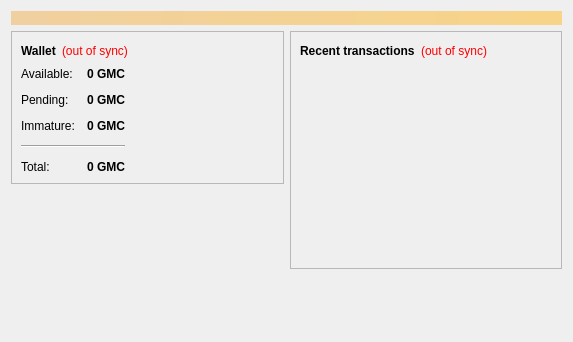
gamers-coin/gamecredits, file src/qt/forms/overviewpage.ui: the form before one commit.
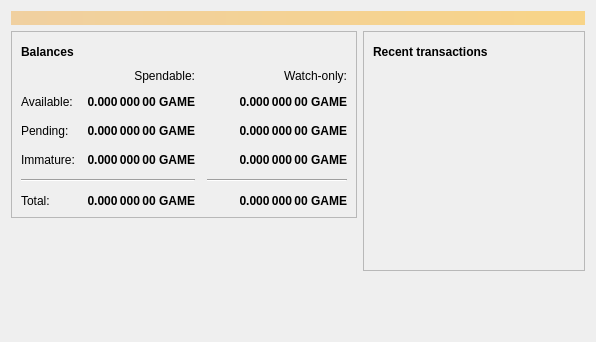
The form after the commit. Icons and pictures are not drawn.

Diff of the .ui file:
```diff
--- a/src/qt/forms/overviewpage.ui
+++ b/src/qt/forms/overviewpage.ui
@@ -6,7 +6,7 @@
    <rect>
     <x>0</x>
     <y>0</y>
-    <width>573</width>
+    <width>596</width>
     <height>342</height>
    </rect>
   </property>
@@ -54,28 +54,45 @@
                </font>
               </property>
               <property name="text">
-               <string>Wallet</string>
+               <string>Balances</string>
               </property>
              </widget>
             </item>
             <item>
-             <widget class="QLabel" name="labelWalletStatus">
+             <widget class="QPushButton" name="labelWalletStatus">
+              <property name="enabled">
+               <bool>false</bool>
+              </property>
+              <property name="maximumSize">
+               <size>
+                <width>30</width>
+                <height>16777215</height>
+               </size>
+              </property>
               <property name="toolTip">
                <string>The displayed information may be out of date. Your wallet automatically synchronizes with the GameCredits network after a connection is established, but this process has not completed yet.</string>
               </property>
-              <property name="styleSheet">
-               <string notr="true">QLabel { color: red; }</string>
-              </property>
               <property name="text">
-               <string notr="true">(out of sync)</string>
+               <string/>
               </property>
-              <property name="alignment">
-               <set>Qt::AlignLeading|Qt::AlignLeft|Qt::AlignVCenter</set>
+              <property name="icon">
+               <iconset resource="../bitcoin.qrc">
+                <normaloff>:/icons/warning</normaloff>
+                <disabledoff>:/icons/warning</disabledoff>:/icons/warning</iconset>
+              </property>
+              <property name="iconSize">
+               <size>
+                <width>24</width>
+                <height>24</height>
+               </size>
+              </property>
+              <property name="flat">
+               <bool>true</bool>
               </property>
              </widget>
             </item>
             <item>
-             <spacer name="horizontalSpacer_2">
+             <spacer name="horizontalSpacer_3">
               <property name="orientation">
                <enum>Qt::Horizontal</enum>
               </property>
@@ -90,27 +107,12 @@
            </layout>
           </item>
           <item>
-          <layout class="QHBoxLayout" name="horizontalLayout_3">
-           <item>
-           <layout class="QFormLayout" name="formLayout_2">
-            <property name="fieldGrowthPolicy">
-             <enum>QFormLayout::AllNonFixedFieldsGrow</enum>
-            </property>
-            <property name="horizontalSpacing">
+           <layout class="QGridLayout" name="gridLayout">
+            <property name="spacing">
              <number>12</number>
             </property>
-            <property name="verticalSpacing">
-             <number>12</number>
-            </property>
-            <item row="0" column="0">
-             <widget class="QLabel" name="label">
-              <property name="text">
-               <string>Available:</string>
-              </property>
-             </widget>
-            </item>
-            <item row="0" column="1">
-             <widget class="QLabel" name="labelBalance">
+            <item row="2" column="2">
+             <widget class="QLabel" name="labelWatchPending">
               <property name="font">
                <font>
                 <weight>75</weight>
@@ -124,7 +126,7 @@
                <string>Your current spendable balance</string>
               </property>
               <property name="text">
-               <string notr="true">0 GMC</string>
+               <string notr="true">0.000 000 00 GAME</string>
               </property>
               <property name="alignment">
                <set>Qt::AlignRight|Qt::AlignTrailing|Qt::AlignVCenter</set>
@@ -134,14 +136,7 @@
               </property>
              </widget>
             </item>
-            <item row="1" column="0">
-             <widget class="QLabel" name="label_3">
-              <property name="text">
-               <string>Pending:</string>
-              </property>
-             </widget>
-            </item>
-            <item row="1" column="1">
+            <item row="2" column="1">
              <widget class="QLabel" name="labelUnconfirmed">
               <property name="font">
                <font>
@@ -156,7 +151,7 @@
                <string>Total of transactions that have yet to be confirmed, and do not yet count toward the spendable balance</string>
               </property>
               <property name="text">
-               <string notr="true">0 GMC</string>
+               <string notr="true">0.000 000 00 GAME</string>
               </property>
               <property name="alignment">
                <set>Qt::AlignRight|Qt::AlignTrailing|Qt::AlignVCenter</set>
@@ -166,15 +161,8 @@
               </property>
              </widget>
             </item>
-            <item row="2" column="0">
-             <widget class="QLabel" name="labelImmatureText">
-              <property name="text">
-               <string>Immature:</string>
-              </property>
-             </widget>
-            </item>
-            <item row="2" column="1">
-             <widget class="QLabel" name="labelImmature">
+            <item row="3" column="2">
+             <widget class="QLabel" name="labelWatchImmature">
               <property name="font">
                <font>
                 <weight>75</weight>
@@ -185,7 +173,7 @@
                <string>Mined balance that has not yet matured</string>
               </property>
               <property name="text">
-               <string notr="true">0 GMC</string>
+               <string notr="true">0.000 000 00 GAME</string>
               </property>
               <property name="alignment">
                <set>Qt::AlignRight|Qt::AlignTrailing|Qt::AlignVCenter</set>
@@ -195,14 +183,85 @@
               </property>
              </widget>
             </item>
-            <item row="4" column="0">
+            <item row="4" column="0" colspan="2">
+             <widget class="Line" name="line">
+              <property name="orientation">
+               <enum>Qt::Horizontal</enum>
+              </property>
+             </widget>
+            </item>
+            <item row="4" column="2">
+             <widget class="Line" name="lineWatchBalance">
+              <property name="sizePolicy">
+               <sizepolicy hsizetype="Preferred" vsizetype="Fixed">
+                <horstretch>0</horstretch>
+                <verstretch>0</verstretch>
+               </sizepolicy>
+              </property>
+              <property name="minimumSize">
+               <size>
+                <width>140</width>
+                <height>0</height>
+               </size>
+              </property>
+              <property name="orientation">
+               <enum>Qt::Horizontal</enum>
+              </property>
+             </widget>
+            </item>
+            <item row="5" column="0">
              <widget class="QLabel" name="labelTotalText">
               <property name="text">
                <string>Total:</string>
               </property>
              </widget>
             </item>
-            <item row="4" column="1">
+            <item row="3" column="1">
+             <widget class="QLabel" name="labelImmature">
+              <property name="font">
+               <font>
+                <weight>75</weight>
+                <bold>true</bold>
+               </font>
+              </property>
+              <property name="cursor">
+               <cursorShape>IBeamCursor</cursorShape>
+              </property>
+              <property name="toolTip">
+               <string>Mined balance that has not yet matured</string>
+              </property>
+              <property name="text">
+               <string notr="true">0.000 000 00 GAME</string>
+              </property>
+              <property name="alignment">
+               <set>Qt::AlignRight|Qt::AlignTrailing|Qt::AlignVCenter</set>
+              </property>
+              <property name="textInteractionFlags">
+               <set>Qt::LinksAccessibleByMouse|Qt::TextSelectableByKeyboard|Qt::TextSelectableByMouse</set>
+              </property>
+             </widget>
+            </item>
+            <item row="2" column="3">
+             <spacer name="horizontalSpacer_2">
+              <property name="orientation">
+               <enum>Qt::Horizontal</enum>
+              </property>
+              <property name="sizeHint" stdset="0">
+               <size>
+                <width>40</width>
+                <height>20</height>
+               </size>
+              </property>
+             </spacer>
+            </item>
+            <item row="3" column="0">
+             <widget class="QLabel" name="labelImmatureText">
+              <property name="text">
+               <string>Immature:</string>
+              </property>
+             </widget>
+            </item>
+            <item row="5" column="1">
              <widget class="QLabel" name="labelTotal">
               <property name="font">
                <font>
@@ -217,7 +276,7 @@
                <string>Your current total balance</string>
               </property>
               <property name="text">
-               <string notr="true">0 GMC</string>
+               <string notr="true">0.000 000 00 GAME</string>
               </property>
               <property name="alignment">
                <set>Qt::AlignRight|Qt::AlignTrailing|Qt::AlignVCenter</set>
@@ -227,33 +286,130 @@
               </property>
              </widget>
             </item>
-            <item row="3" column="0" colspan="2">
-             <widget class="Line" name="line">
-              <property name="orientation">
-               <enum>Qt::Horizontal</enum>
+            <item row="5" column="2">
+             <widget class="QLabel" name="labelWatchTotal">
+              <property name="font">
+               <font>
+                <weight>75</weight>
+                <bold>true</bold>
+               </font>
               </property>
+              <property name="cursor">
+               <cursorShape>IBeamCursor</cursorShape>
+              </property>
+              <property name="toolTip">
+               <string>Current total balance in watch-only addresses</string>
+              </property>
+              <property name="text">
+               <string notr="true">0.000 000 00 GAME</string>
+              </property>
+              <property name="alignment">
+               <set>Qt::AlignRight|Qt::AlignTrailing|Qt::AlignVCenter</set>
+              </property>
+              <property name="textInteractionFlags">
+               <set>Qt::LinksAccessibleByMouse|Qt::TextSelectableByKeyboard|Qt::TextSelectableByMouse</set>
+              </property>
              </widget>
             </item>
-           </layout>
-          </item>
-            <item>
-             <spacer name="horizontalSpacer_3">
-              <property name="orientation">
-               <enum>Qt::Horizontal</enum>
+            <item row="0" column="2">
+             <widget class="QLabel" name="labelWatchonly">
+              <property name="text">
+               <string>Watch-only:</string>
               </property>
-              <property name="sizeHint" stdset="0">
-               <size>
-                <width>40</width>
-                <height>20</height>
-               </size>
+              <property name="alignment">
+               <set>Qt::AlignRight|Qt::AlignTrailing|Qt::AlignVCenter</set>
               </property>
-             </spacer>
+             </widget>
+            </item>
+            <item row="1" column="0">
+             <widget class="QLabel" name="labelBalanceText">
+              <property name="text">
+               <string>Available:</string>
+              </property>
+             </widget>
+            </item>
+            <item row="1" column="1">
+             <widget class="QLabel" name="labelBalance">
+              <property name="font">
+               <font>
+                <weight>75</weight>
+                <bold>true</bold>
+               </font>
+              </property>
+              <property name="cursor">
+               <cursorShape>IBeamCursor</cursorShape>
+              </property>
+              <property name="toolTip">
+               <string>Your current spendable balance</string>
+              </property>
+              <property name="text">
+               <string notr="true">0.000 000 00 GAME</string>
+              </property>
+              <property name="alignment">
+               <set>Qt::AlignRight|Qt::AlignTrailing|Qt::AlignVCenter</set>
+              </property>
+              <property name="textInteractionFlags">
+               <set>Qt::LinksAccessibleByMouse|Qt::TextSelectableByKeyboard|Qt::TextSelectableByMouse</set>
+              </property>
+             </widget>
+            </item>
+            <item row="1" column="2">
+             <widget class="QLabel" name="labelWatchAvailable">
+              <property name="font">
+               <font>
+                <weight>75</weight>
+                <bold>true</bold>
+               </font>
+              </property>
+              <property name="cursor">
+               <cursorShape>IBeamCursor</cursorShape>
+              </property>
+              <property name="toolTip">
+               <string>Your current balance in watch-only addresses</string>
+              </property>
+              <property name="text">
+               <string notr="true">0.000 000 00 GAME</string>
+              </property>
+              <property name="alignment">
+               <set>Qt::AlignRight|Qt::AlignTrailing|Qt::AlignVCenter</set>
+              </property>
+              <property name="textInteractionFlags">
+               <set>Qt::LinksAccessibleByMouse|Qt::TextSelectableByKeyboard|Qt::TextSelectableByMouse</set>
+              </property>
+             </widget>
+            </item>
+            <item row="2" column="0">
+             <widget class="QLabel" name="labelPendingText">
+              <property name="text">
+               <string>Pending:</string>
+              </property>
+             </widget>
+            </item>
+            <item row="0" column="1">
+             <widget class="QLabel" name="labelSpendable">
+              <property name="text">
+               <string>Spendable:</string>
+              </property>
+              <property name="alignment">
+               <set>Qt::AlignRight|Qt::AlignTrailing|Qt::AlignVCenter</set>
+              </property>
+             </widget>
             </item>
            </layout>
           </item>
          </layout>
         </widget>
        </item>
+       <item alignment="Qt::AlignHCenter|Qt::AlignVCenter">
+        <widget class="QLabel" name="label_gamecredits">
+         <property name="text">
+          <string/>
+         </property>
+         <property name="pixmap">
+          <pixmap resource="../bitcoin.qrc">:/icons/gamecredits</pixmap>
+         </property>
+        </widget>
+       </item>
        <item>
         <spacer name="verticalSpacer">
          <property name="orientation">
@@ -267,29 +423,6 @@
          </property>
         </spacer>
        </item>
-     <item alignment="Qt::AlignHCenter|Qt::AlignVCenter">
-      <widget class="QLabel" name="label_gamecredits">
-       <property name="text">
-        <string/>
-       </property>
-       <property name="pixmap">
-        <pixmap resource="../bitcoin.qrc">:/icons/gamecredits</pixmap>
-       </property>
-       </widget>
-      </item>
-     <item>
-      <spacer name="verticalSpacer">
-       <property name="orientation">
-        <enum>Qt::Vertical</enum>
-       </property>
-       <property name="sizeHint" stdset="0">
-        <size>
-         <width>20</width>
-         <height>40</height>
-        </size>
-       </property>
-      </spacer>
-     </item>
       </layout>
      </item>
      <item>
@@ -307,24 +440,47 @@
            <layout class="QHBoxLayout" name="horizontalLayout_2">
             <item>
              <widget class="QLabel" name="label_4">
+              <property name="font">
+               <font>
+                <weight>75</weight>
+                <bold>true</bold>
+               </font>
+              </property>
               <property name="text">
-               <string>&lt;b&gt;Recent transactions&lt;/b&gt;</string>
+               <string>Recent transactions</string>
               </property>
              </widget>
             </item>
             <item>
-             <widget class="QLabel" name="labelTransactionsStatus">
+             <widget class="QPushButton" name="labelTransactionsStatus">
+              <property name="enabled">
+               <bool>false</bool>
+              </property>
+              <property name="maximumSize">
+               <size>
+                <width>30</width>
+                <height>16777215</height>
+               </size>
+              </property>
               <property name="toolTip">
                <string>The displayed information may be out of date. Your wallet automatically synchronizes with the GameCredits network after a connection is established, but this process has not completed yet.</string>
               </property>
-              <property name="styleSheet">
-               <string notr="true">QLabel { color: red; }</string>
-              </property>
               <property name="text">
-               <string notr="true">(out of sync)</string>
+               <string/>
               </property>
-              <property name="alignment">
-               <set>Qt::AlignRight|Qt::AlignTrailing|Qt::AlignVCenter</set>
+              <property name="icon">
+               <iconset resource="../bitcoin.qrc">
+                <normaloff>:/icons/warning</normaloff>
+                <disabledoff>:/icons/warning</disabledoff>:/icons/warning</iconset>
+              </property>
+              <property name="iconSize">
+               <size>
+                <width>24</width>
+                <height>24</height>
+               </size>
+              </property>
+              <property name="flat">
+               <bool>true</bool>
               </property>
              </widget>
             </item>
```
Left out of the diff: 7 changed lines with no effect on the pictures.
